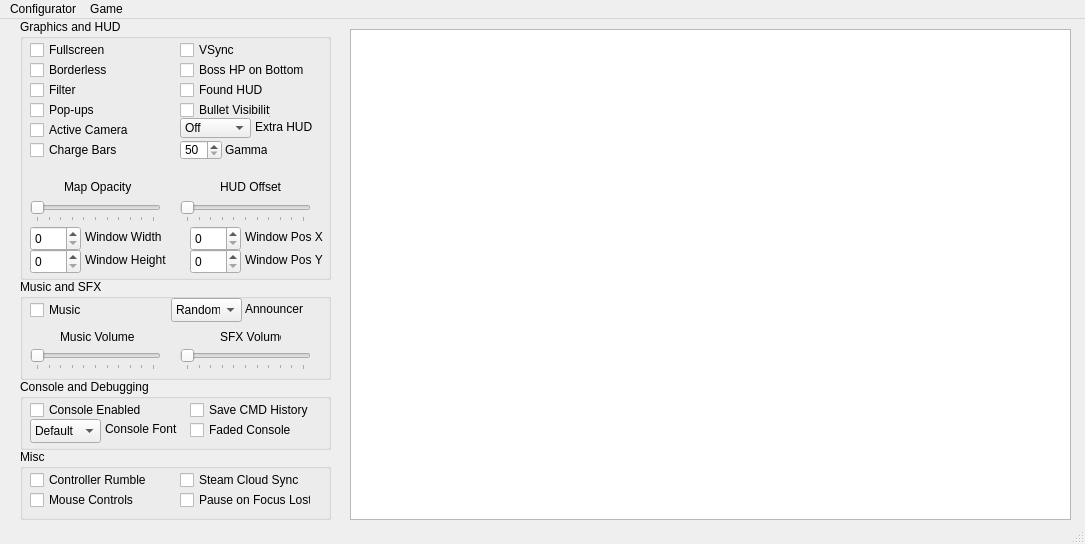
First picture: the form in mainwindow.ui, repository BrakeDude/IsaacConfigurator, before the edit.
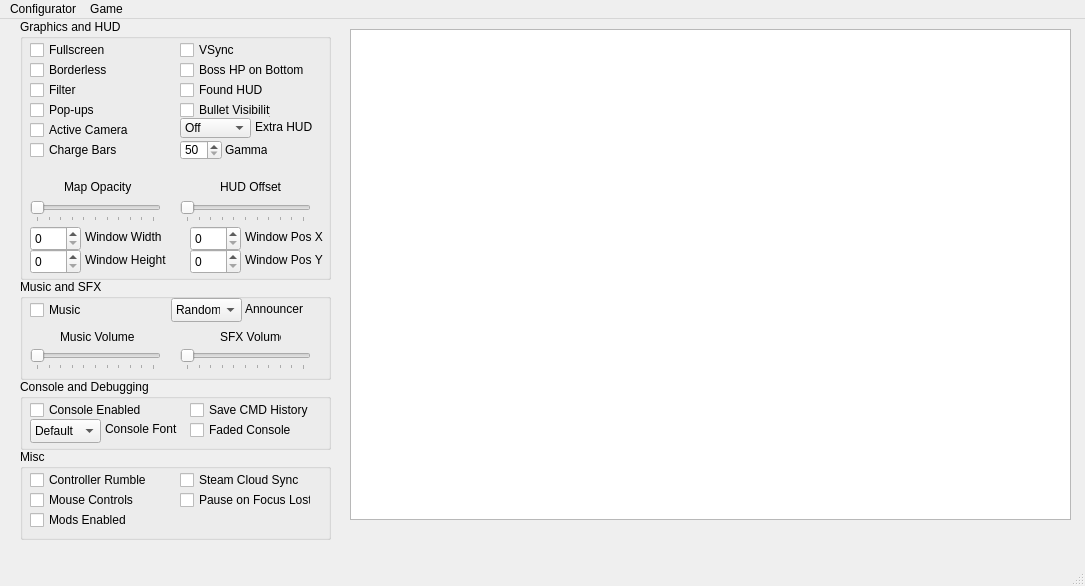
Second picture: the form after the edit.

```diff
--- a/mainwindow.ui
+++ b/mainwindow.ui
@@ -7,7 +7,7 @@
     <x>0</x>
     <y>0</y>
     <width>1085</width>
-    <height>544</height>
+    <height>586</height>
    </rect>
   </property>
   <property name="minimumSize">
@@ -491,7 +491,7 @@
       <x>20</x>
       <y>430</y>
       <width>311</width>
-      <height>71</height>
+      <height>91</height>
      </rect>
     </property>
     <property name="title">
@@ -549,6 +549,19 @@
       <string>Steam Cloud Sync</string>
      </property>
     </widget>
+    <widget class="QCheckBox" name="checkBox_ModsEnabled">
+     <property name="geometry">
+      <rect>
+       <x>10</x>
+       <y>60</y>
+       <width>131</width>
+       <height>22</height>
+      </rect>
+     </property>
+     <property name="text">
+      <string>Mods Enabled</string>
+     </property>
+    </widget>
    </widget>
    <widget class="QGroupBox" name="groupBox_Console">
     <property name="geometry">
```
